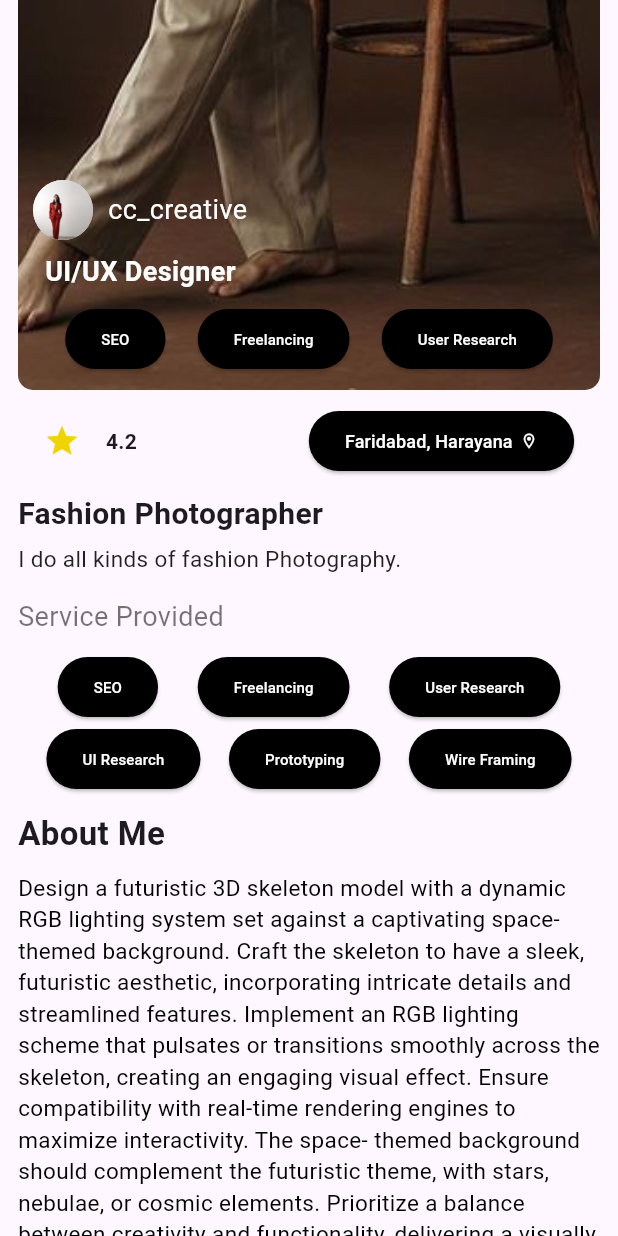
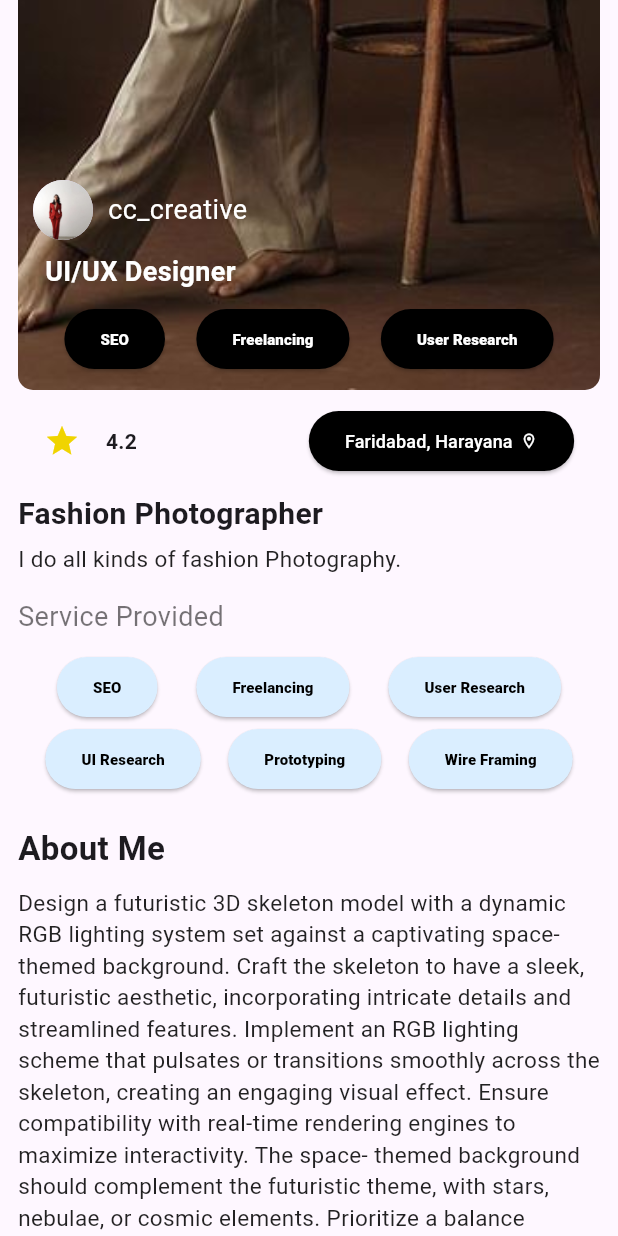
Before and after one commit to DINESH-JUMANI/BlackFox, a Flutter app: the Details screen opened directly, scrolled down 576 dp, on a phone screen of 412 x 824 dp. Run offline on Flutter 3.47's test engine with Material 3 defaults, Android fonts, the phone set to English and light mode, and no system bars; our stand-ins replace country_code_picker, email_validator, flutter_rating_bar.

Commit message:
Improved few parts

```diff
--- a/assignment/lib/main.dart
+++ b/assignment/lib/main.dart
@@ -8,7 +8,6 @@ void main() {
 class MyApp extends StatelessWidget {
   const MyApp({super.key});
 
-  // This widget is the root of your application.
   @override
   Widget build(BuildContext context) {
     return MaterialApp(
@@ -16,7 +15,6 @@ class MyApp extends StatelessWidget {
       title: 'Flutter Demo',
       theme: ThemeData(
         appBarTheme: const AppBarTheme(color: Colors.white),
-        colorScheme: ColorScheme.fromSeed(seedColor: Colors.deepPurple),
         useMaterial3: true,
       ),
       home: const StartScreen(),
--- a/assignment/lib/screens/auth_screens/home_screen.dart
+++ b/assignment/lib/screens/auth_screens/home_screen.dart
@@ -1,4 +1,5 @@
 import 'package:assignment/screens/main_app_screens/details.dart';
+import 'package:assignment/widgets/utils.dart';
 import 'package:flutter/material.dart';
 
 class HomeScreen extends StatefulWidget {
@@ -16,6 +17,7 @@ class _HomeScreenState extends State<HomeScreen> {
         builder: (_) => const Details(),
       ),
     );
+    showSnackBar(context, 'Welcome to our App', Colors.green);
   }
 
   @override
--- a/assignment/lib/screens/auth_screens/login_screen.dart
+++ b/assignment/lib/screens/auth_screens/login_screen.dart
@@ -23,7 +23,9 @@ class _LoginScreenState extends State<LoginScreen> {
           ),
         ),
       );
-      showSnackBar(context, 'OTP Send Successfully');
+      showSnackBar(context, 'OTP Send Successfully',Colors.green);
+    } else {
+      showSnackBar(context, 'Error in sending OTP',Colors.red);
     }
   }
 
--- a/assignment/lib/screens/auth_screens/name_register_screen.dart
+++ b/assignment/lib/screens/auth_screens/name_register_screen.dart
@@ -26,8 +26,10 @@ class _NameRegisterScreenState extends State<NameRegisterScreen> {
           builder: (_) => const BottomBar(),
         ),
       );
+      showSnackBar(context, 'Registered Successfully',Colors.green);
+    } else {
+      showSnackBar(context, 'Error occured in Registration',Colors.red);
     }
-    showSnackBar(context, 'Registered Successfully');
   }
 
   @override
--- a/assignment/lib/screens/auth_screens/verify_user_screen.dart
+++ b/assignment/lib/screens/auth_screens/verify_user_screen.dart
@@ -45,7 +45,9 @@ class _VerifyUserScreenState extends State<VerifyUserScreen> {
           builder: (_) => const NameRegisterScreen(),
         ),
       );
-      showSnackBar(context, 'Verified');
+      showSnackBar(context, 'Verified', Colors.green);
+    } else {
+      showSnackBar(context, 'Verification Failed', Colors.red);
     }
   }
 
--- a/assignment/lib/screens/main_app_screens/details.dart
+++ b/assignment/lib/screens/main_app_screens/details.dart
@@ -1,3 +1,4 @@
+import 'package:assignment/widgets/bottom_bar.dart';
 import 'package:assignment/widgets/custom_button.dart';
 import 'package:assignment/widgets/custom_feedback.dart';
 import 'package:flutter/material.dart';
@@ -10,6 +11,16 @@ class Details extends StatefulWidget {
 }
 
 class _DetailsState extends State<Details> {
+  void loadMore() {}
+  void goBack() {
+    Navigator.pushReplacement(
+      context,
+      MaterialPageRoute(
+        builder: (_) => const BottomBar(),
+      ),
+    );
+  }
+
   @override
   Widget build(BuildContext context) {
     return SafeArea(
@@ -26,6 +37,8 @@ class _DetailsState extends State<Details> {
                   child: Column(
                     children: [
                       Expanded(
+                        child: GestureDetector(
+                          onTap: goBack,
                           child: Container(
                             decoration: const BoxDecoration(
                               image: DecorationImage(
@@ -43,13 +56,14 @@ class _DetailsState extends State<Details> {
                                 Padding(
                                   padding: EdgeInsets.all(10.0),
                                   child: Column(
-                                  crossAxisAlignment: CrossAxisAlignment.start,
+                                    crossAxisAlignment:
+                                        CrossAxisAlignment.start,
                                     children: [
                                       Row(
                                         children: [
                                           CircleAvatar(
-                                          backgroundImage:
-                                              AssetImage('assets/images/1.jpg'),
+                                            backgroundImage: AssetImage(
+                                                'assets/images/1.jpg'),
                                           ),
                                           SizedBox(width: 10),
                                           Text(
@@ -91,6 +105,7 @@ class _DetailsState extends State<Details> {
                                   ),
                                 ),
                               ],
+                            ),
                           ),
                         ),
                       ),
@@ -169,23 +184,47 @@ class _DetailsState extends State<Details> {
                       crossAxisAlignment: CrossAxisAlignment.start,
                       mainAxisAlignment: MainAxisAlignment.spaceEvenly,
                       children: [
-                        CustomButton(buttonText: 'SEO'),
-                        CustomButton(buttonText: 'Freelancing'),
-                        CustomButton(buttonText: 'User Research'),
+                        CustomButton(
+                          buttonText: 'SEO',
+                          foregroundColor: Colors.black,
+                          backgroundColor: Color.fromARGB(255, 218, 238, 255),
+                        ),
+                        CustomButton(
+                          buttonText: 'Freelancing',
+                          foregroundColor: Colors.black,
+                          backgroundColor: Color.fromARGB(255, 218, 238, 255),
+                        ),
+                        CustomButton(
+                          buttonText: 'User Research',
+                          foregroundColor: Colors.black,
+                          backgroundColor: Color.fromARGB(255, 218, 238, 255),
+                        ),
                       ],
                     ),
                     Row(
                       crossAxisAlignment: CrossAxisAlignment.start,
                       mainAxisAlignment: MainAxisAlignment.spaceEvenly,
                       children: [
-                        CustomButton(buttonText: 'UI Research'),
-                        CustomButton(buttonText: 'Prototyping'),
-                        CustomButton(buttonText: 'Wire Framing'),
+                        CustomButton(
+                          buttonText: 'UI Research',
+                          foregroundColor: Colors.black,
+                          backgroundColor: Color.fromARGB(255, 218, 238, 255),
+                        ),
+                        CustomButton(
+                          buttonText: 'Prototyping',
+                          foregroundColor: Colors.black,
+                          backgroundColor: Color.fromARGB(255, 218, 238, 255),
+                        ),
+                        CustomButton(
+                          buttonText: 'Wire Framing',
+                          foregroundColor: Colors.black,
+                          backgroundColor: Color.fromARGB(255, 218, 238, 255),
+                        ),
                       ],
                     ),
                   ],
                 ),
-                const SizedBox(height: 10),
+                const SizedBox(height: 20),
                 const Text(
                   'About Me',
                   style: TextStyle(
@@ -198,7 +237,7 @@ class _DetailsState extends State<Details> {
                   'Design a futuristic 3D skeleton model with a dynamic RGB lighting system set against a captivating space-themed background. Craft the skeleton to have a sleek, futuristic aesthetic, incorporating intricate details and streamlined features. Implement an RGB lighting scheme that pulsates or transitions smoothly across the skeleton, creating an engaging visual effect. Ensure compatibility with real-time rendering engines to maximize interactivity. The space- themed background should complement the futuristic theme, with stars, nebulae, or cosmic elements. Prioritize a balance between creativity and functionality, delivering a visually stunning 3D model ready for use in various digital or multimedia applications.',
                   style: TextStyle(
                     fontSize: 15,
-                    color: Colors.black,
+                    color: Colors.black87,
                   ),
                 ),
                 const SizedBox(height: 15),
@@ -232,7 +271,7 @@ class _DetailsState extends State<Details> {
                     ),
                   ],
                 ),
-                const SizedBox(height: 10),
+                const SizedBox(height: 20),
                 Container(
                   height: MediaQuery.of(context).size.height,
                   width: MediaQuery.of(context).size.width,
@@ -324,7 +363,7 @@ class _DetailsState extends State<Details> {
                         Colors.grey.shade200,
                       ),
                     ),
-                    onPressed: () {},
+                    onPressed: loadMore,
                     child: const Text(
                       'Load More',
                       style: TextStyle(
--- a/assignment/lib/widgets/custom_button.dart
+++ b/assignment/lib/widgets/custom_button.dart
@@ -1,22 +1,30 @@
 import 'package:flutter/material.dart';
 
 class CustomButton extends StatelessWidget {
-  const CustomButton({super.key, required this.buttonText});
+  const CustomButton({
+    super.key,
+    required this.buttonText,
+    this.backgroundColor = Colors.black,
+    this.foregroundColor = Colors.white,
+  });
   final String buttonText;
+  final Color foregroundColor;
+  final Color backgroundColor;
 
   @override
   Widget build(BuildContext context) {
     return ElevatedButton(
-      style: const ButtonStyle(
-        fixedSize: MaterialStatePropertyAll(Size.infinite),
-        backgroundColor: MaterialStatePropertyAll(Colors.black),
+      style: ButtonStyle(
+        fixedSize: const MaterialStatePropertyAll(Size.infinite),
+        backgroundColor: MaterialStatePropertyAll(backgroundColor),
       ),
       onPressed: () {},
       child: Text(
         buttonText,
-        style: const TextStyle(
-          color: Colors.white,
+        style: TextStyle(
+          color: foregroundColor,
           fontSize: 10,
+          fontWeight: FontWeight.w900,
         ),
       ),
     );
--- a/assignment/lib/widgets/utils.dart
+++ b/assignment/lib/widgets/utils.dart
@@ -1,8 +1,10 @@
 import 'package:flutter/material.dart';
 
-void showSnackBar(BuildContext context, String text) {
+void showSnackBar(BuildContext context, String text, Color color) {
+  ScaffoldMessenger.of(context).clearSnackBars();
   ScaffoldMessenger.of(context).showSnackBar(
     SnackBar(
+      backgroundColor: color,
       content: Text(text),
     ),
   );
```
Lines whose indentation alone changed are shown as unchanged.
